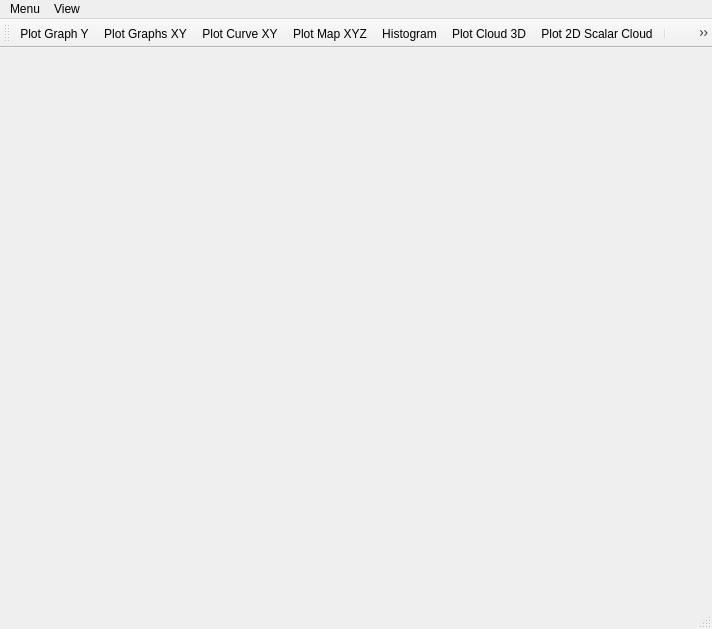
Before: the Qt Designer form mainwindow.ui in gobelin88/graphy, drawn with Qt 5.
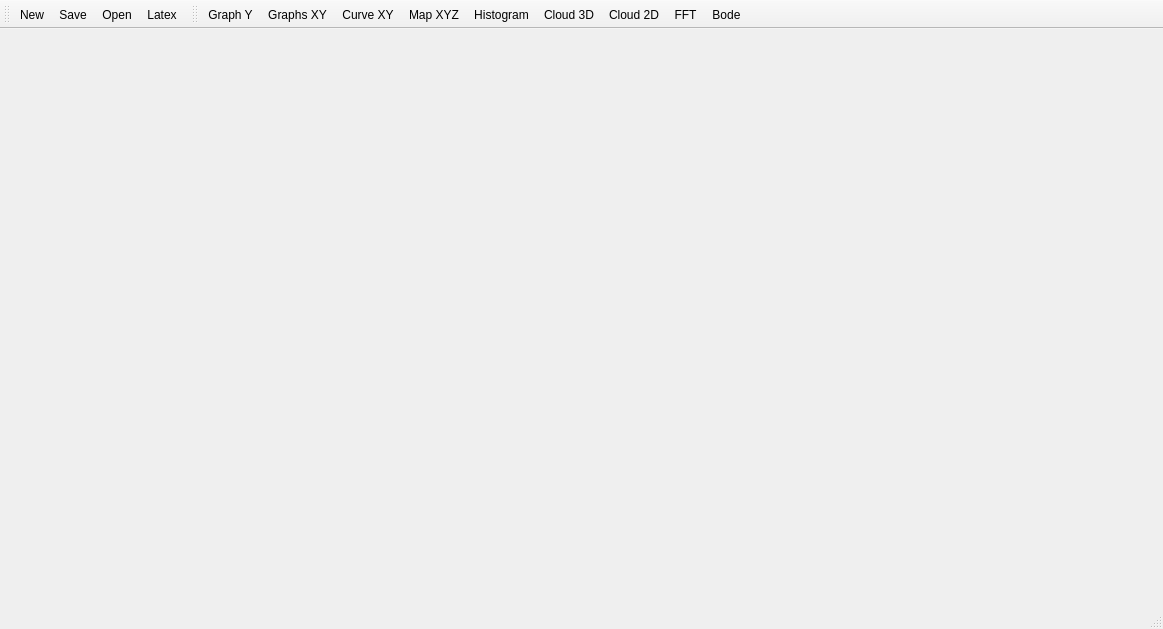
After: the same form once the commit is applied. Icons and pictures are not drawn.

The edit to the form file:
```diff
--- a/mainwindow.ui
+++ b/mainwindow.ui
@@ -6,7 +6,7 @@
    <rect>
     <x>0</x>
     <y>0</y>
-    <width>712</width>
+    <width>1163</width>
     <height>629</height>
    </rect>
   </property>
@@ -25,6 +25,36 @@
    <property name="orientation">
     <enum>Qt::Horizontal</enum>
    </property>
+   <property name="iconSize">
+    <size>
+     <width>32</width>
+     <height>32</height>
+    </size>
+   </property>
+   <property name="toolButtonStyle">
+    <enum>Qt::ToolButtonTextUnderIcon</enum>
+   </property>
+   <attribute name="toolBarArea">
+    <enum>TopToolBarArea</enum>
+   </attribute>
+   <attribute name="toolBarBreak">
+    <bool>false</bool>
+   </attribute>
+   <addaction name="actionNew"/>
+   <addaction name="actionSave"/>
+   <addaction name="actionOpen"/>
+   <addaction name="actionExport"/>
+  </widget>
+  <widget class="QToolBar" name="toolbar_graph">
+   <property name="windowTitle">
+    <string>toolBar</string>
+   </property>
+   <property name="iconSize">
+    <size>
+     <width>32</width>
+     <height>32</height>
+    </size>
+   </property>
    <property name="toolButtonStyle">
     <enum>Qt::ToolButtonTextUnderIcon</enum>
    </property>
@@ -41,43 +71,8 @@
    <addaction name="actionHistogram"/>
    <addaction name="actionPlot_Cloud_3D"/>
    <addaction name="actionPlot_Cloud_XYZ"/>
-   <addaction name="separator"/>
-   <addaction name="actionPoints"/>
-   <addaction name="actionLines"/>
-   <addaction name="separator"/>
-   <addaction name="actionPlot_Gain_Phase"/>
    <addaction name="actionFFT"/>
-  </widget>
-  <widget class="QMenuBar" name="menuBar">
-   <property name="geometry">
-    <rect>
-     <x>0</x>
-     <y>0</y>
-     <width>712</width>
-     <height>21</height>
-    </rect>
-   </property>
-   <widget class="QMenu" name="menuMenu">
-    <property name="title">
-     <string>Menu</string>
-    </property>
-    <addaction name="actionOpen"/>
-    <addaction name="actionSave"/>
-    <addaction name="actionNew"/>
-    <addaction name="actionExport"/>
-   </widget>
-   <widget class="QMenu" name="menuView">
-    <property name="title">
-     <string>View</string>
-    </property>
-    <addaction name="actionTile"/>
-    <addaction name="actionCascade"/>
-    <addaction name="actionNext"/>
-    <addaction name="actionPrevious"/>
-    <addaction name="separator"/>
-   </widget>
-   <addaction name="menuMenu"/>
-   <addaction name="menuView"/>
+   <addaction name="actionPlot_Gain_Phase"/>
   </widget>
   <action name="actionOpen">
    <property name="text">
@@ -97,7 +92,7 @@
   </action>
   <action name="actionPlot_GraphY">
    <property name="text">
-    <string>Plot Graph Y</string>
+    <string>Graph Y</string>
    </property>
    <property name="shortcut">
     <string>F1</string>
@@ -105,7 +100,7 @@
   </action>
   <action name="actionPlot_GraphXY">
    <property name="text">
-    <string>Plot Graphs XY</string>
+    <string>Graphs XY</string>
    </property>
    <property name="shortcut">
     <string>F2</string>
@@ -134,7 +129,7 @@
   </action>
   <action name="actionPlot_MapXYZ">
    <property name="text">
-    <string>Plot Map XYZ</string>
+    <string>Map XYZ</string>
    </property>
    <property name="shortcut">
     <string>F4</string>
@@ -174,7 +169,7 @@
   </action>
   <action name="actionPlot_CurveXY">
    <property name="text">
-    <string>Plot Curve XY</string>
+    <string>Curve XY</string>
    </property>
    <property name="shortcut">
     <string>F3</string>
@@ -182,7 +177,7 @@
   </action>
   <action name="actionPlot_Cloud_3D">
    <property name="text">
-    <string>Plot Cloud 3D</string>
+    <string>Cloud 3D</string>
    </property>
   </action>
   <action name="actionPlot_Surface_3D">
@@ -208,7 +203,7 @@
   </action>
   <action name="actionPlot_Gain_Phase">
    <property name="text">
-    <string>Plot Gain-Phase</string>
+    <string>Bode</string>
    </property>
   </action>
   <action name="actionFFT">
@@ -218,7 +213,7 @@
   </action>
   <action name="actionExport">
    <property name="text">
-    <string>Export</string>
+    <string>Latex</string>
    </property>
    <property name="shortcut">
     <string>Ctrl+E</string>
@@ -226,7 +221,7 @@
   </action>
   <action name="actionPlot_Cloud_XYZ">
    <property name="text">
-    <string>Plot 2D Scalar Cloud</string>
+    <string>Cloud 2D</string>
    </property>
   </action>
   <action name="actionNew">
```
Left out of the diff: 54 changed lines with no effect on the pictures.
